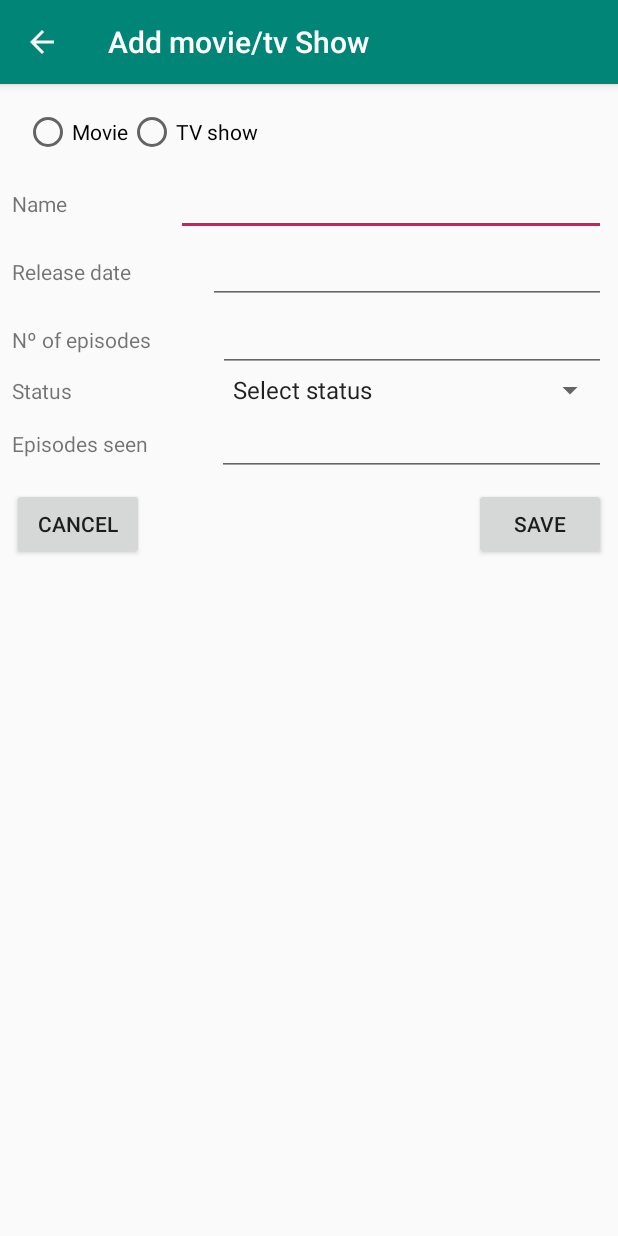
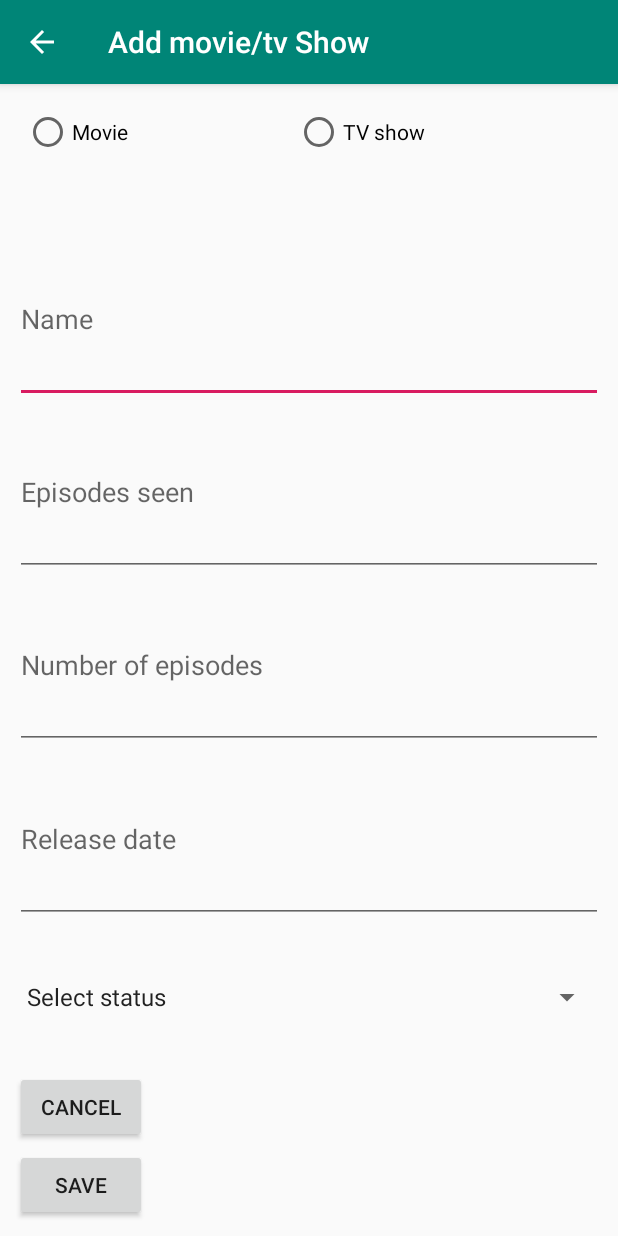
Before and after one commit to NilSilva/FilmesSeries, an Android app: the AdicionarFSActivity screen opened directly, with no data from a screen before it, on a phone screen of 412 x 824 dp. Run offline under Robolectric (Android 15) with nearby library versions, the light colour scheme and no system bars.

Commit message:
Mudei a interface da activity para adicionar um filme/serie.

```diff
--- a/app/src/main/res/layout/content_adicionar_fs.xml
+++ b/app/src/main/res/layout/content_adicionar_fs.xml
@@ -9,30 +9,28 @@
     tools:showIn="@layout/activity_adicionar_fs">
 
     <LinearLayout
-        android:id="@+id/linearLayout"
-        android:layout_width="0dp"
-        android:layout_height="wrap_content"
+        android:layout_width="match_parent"
+        android:layout_height="match_parent"
         android:layout_marginStart="8dp"
         android:layout_marginLeft="8dp"
         android:layout_marginTop="8dp"
         android:layout_marginEnd="8dp"
         android:layout_marginRight="8dp"
+        android:layout_marginBottom="8dp"
         android:orientation="vertical"
+        app:layout_constraintBottom_toBottomOf="parent"
         app:layout_constraintEnd_toEndOf="parent"
         app:layout_constraintStart_toStartOf="parent"
         app:layout_constraintTop_toTopOf="parent">
 
-        <LinearLayout
+        <RadioGroup
+            android:id="@+id/radioGroupAddF"
             android:layout_width="match_parent"
             android:layout_height="wrap_content"
-            android:orientation="horizontal">
-
-            <RadioGroup
-                android:id="@+id/radioGroupAddF"
-                android:layout_width="wrap_content"
-                android:layout_height="wrap_content"
             android:layout_margin="8dp"
-                android:orientation="horizontal">
+            android:orientation="horizontal"
+            tools:layout_editor_absoluteX="16dp"
+            tools:layout_editor_absoluteY="16dp">
 
             <RadioButton
                 android:id="@+id/radioButtonSelectF"
@@ -52,148 +50,99 @@
 
         <TextView
             android:id="@+id/textViewAddFormErr"
-                android:layout_width="wrap_content"
+            android:layout_width="match_parent"
             android:layout_height="wrap_content"
+            android:layout_margin="2dp"
             android:padding="10dp"
             android:textColor="@android:color/holo_red_dark"
+            tools:layout_editor_absoluteX="182dp"
+            tools:layout_editor_absoluteY="8dp"
             tools:text="Selecionar formato" />
-
-        </LinearLayout>
-
-        <LinearLayout
-            android:layout_width="match_parent"
-            android:layout_height="wrap_content"
-            android:layout_weight="1"
-            android:orientation="horizontal">
-
-            <TextView
-                android:id="@+id/textView3"
-                android:layout_width="wrap_content"
-                android:layout_height="wrap_content"
-                android:layout_weight="1"
-                android:text="@string/AddNomeF" />
 
         <EditText
             android:id="@+id/editTextAddNome"
-                android:layout_width="wrap_content"
+            android:layout_width="match_parent"
             android:layout_height="wrap_content"
+            android:layout_margin="2dp"
             android:layout_weight="1"
             android:ems="10"
-                android:inputType="textShortMessage|textAutoCorrect" />
+            android:hint="@string/AddHintNomeF"
+            android:inputType="textShortMessage|textAutoCorrect"
+            tools:layout_editor_absoluteX="118dp"
+            tools:layout_editor_absoluteY="8dp"
+            android:importantForAutofill="no" tools:targetApi="o" />
 
-        </LinearLayout>
+        <EditText
+            android:id="@+id/editTextAddEpiVistos"
+            android:layout_width="match_parent"
+            android:layout_height="wrap_content"
+            android:layout_margin="2dp"
+            android:layout_weight="1"
+            android:ems="10"
+            android:hint="@string/AddHintEpiVistosF"
+            android:inputType="textShortMessage|textAutoCorrect"
+            tools:layout_editor_absoluteX="145dp"
+            tools:layout_editor_absoluteY="167dp"
+            android:importantForAutofill="no" tools:targetApi="o" />
 
-        <LinearLayout
+        <EditText
+            android:id="@+id/editTextAddNum"
             android:layout_width="match_parent"
-            android:layout_height="match_parent"
-            android:orientation="horizontal">
-
-            <TextView
-                android:id="@+id/textView5"
-                android:layout_width="wrap_content"
             android:layout_height="wrap_content"
+            android:layout_margin="2dp"
             android:layout_weight="1"
-                android:text="@string/AddDataF" />
+            android:ems="10"
+            android:hint="@string/AddHintNumF"
+            android:inputType="textShortMessage|textAutoCorrect"
+            tools:layout_editor_absoluteX="146dp"
+            tools:layout_editor_absoluteY="98dp"
+            android:importantForAutofill="no" tools:targetApi="o" />
 
         <EditText
             android:id="@+id/editTextAddData"
-                android:layout_width="wrap_content"
+            android:layout_width="match_parent"
             android:layout_height="wrap_content"
+            android:layout_margin="2dp"
             android:layout_weight="1"
+            android:autofillHints=""
             android:ems="10"
+            android:hint="@string/AddHintDataF"
             android:inputType="textShortMessage|textAutoCorrect"
-                android:autofillHints="" />
-        </LinearLayout>
-
-        <LinearLayout
-            android:layout_width="match_parent"
-            android:layout_height="match_parent"
-            android:layout_weight="1"
-            android:orientation="horizontal">
-
-            <TextView
-                android:id="@+id/textView6"
-                android:layout_width="wrap_content"
-                android:layout_height="wrap_content"
-                android:layout_weight="1"
-                android:text="@string/AddNumF" />
-
-            <EditText
-                android:id="@+id/editTextAddNum"
-                android:layout_width="wrap_content"
-                android:layout_height="wrap_content"
-                android:layout_weight="1"
-                android:ems="10"
-                android:inputType="textShortMessage|textAutoCorrect" />
-        </LinearLayout>
-
-        <LinearLayout
-            android:layout_width="match_parent"
-            android:layout_height="match_parent"
-            android:layout_weight="1"
-            android:orientation="horizontal">
-
-            <TextView
-                android:id="@+id/textView7"
-                android:layout_width="wrap_content"
-                android:layout_height="wrap_content"
-                android:layout_weight="1"
-                android:text="@string/AddEstadoF" />
+            tools:layout_editor_absoluteX="140dp"
+            tools:layout_editor_absoluteY="53dp" tools:targetApi="o" />
 
         <Spinner
             android:id="@+id/spinnerAddF"
-                android:layout_width="wrap_content"
+            android:layout_width="match_parent"
             android:layout_height="wrap_content"
+            android:layout_margin="2dp"
             android:layout_weight="1"
-                android:entries="@array/OpcoesEstado" />
-
-        </LinearLayout>
-
-        <LinearLayout
-            android:layout_width="match_parent"
-            android:layout_height="match_parent"
-            android:layout_weight="1"
-            android:orientation="horizontal">
-
-            <TextView
-                android:id="@+id/textView8"
-                android:layout_width="wrap_content"
-                android:layout_height="wrap_content"
-                android:layout_weight="1"
-                android:text="@string/AddEpiVistosF" />
-
-            <EditText
-                android:id="@+id/editTextAddEpiVistos"
-                android:layout_width="wrap_content"
-                android:layout_height="wrap_content"
-                android:layout_weight="1"
-                android:ems="10"
-                android:inputType="textShortMessage|textAutoCorrect" />
-        </LinearLayout>
-
-    </LinearLayout>
+            android:entries="@array/OpcoesEstado"
+            tools:layout_editor_absoluteX="146dp"
+            tools:layout_editor_absoluteY="143dp" />
 
         <Button
             android:id="@+id/buttonAddCancelar"
             android:layout_width="wrap_content"
             android:layout_height="wrap_content"
+            android:layout_margin="2dp"
             android:layout_marginStart="8dp"
-        android:layout_marginLeft="8dp"
-        android:layout_marginTop="8dp"
+            android:onClick="AddCancelarF"
             android:text="@string/AddCancelarF"
             app:layout_constraintStart_toStartOf="parent"
-        app:layout_constraintTop_toBottomOf="@+id/linearLayout"
-        android:onClick="AddCancelarF"/>
+            tools:layout_editor_absoluteY="16dp"
+            android:layout_marginLeft="8dp" />
 
         <Button
             android:id="@+id/buttonAddGuardar"
             android:layout_width="wrap_content"
             android:layout_height="wrap_content"
-        android:layout_marginTop="8dp"
+            android:layout_margin="2dp"
             android:layout_marginEnd="8dp"
-        android:layout_marginRight="8dp"
+            android:onClick="AddGuardarF"
             android:text="@string/AddGuardarF"
             app:layout_constraintEnd_toEndOf="parent"
-        app:layout_constraintTop_toBottomOf="@+id/linearLayout"
-        android:onClick="AddGuardarF"/>
+            tools:layout_editor_absoluteY="16dp"
+            android:layout_marginRight="8dp" />
+    </LinearLayout>
 </androidx.constraintlayout.widget.ConstraintLayout>
--- a/app/src/main/res/values/strings.xml
+++ b/app/src/main/res/values/strings.xml
@@ -23,12 +23,11 @@
     <string name="Sucesso">Data successfully saved</string>
     <string name="AddFormF">Movie</string>
     <string name="AddFormS">TV show</string>
-    <string name="AddNomeF">Name</string>
-    <string name="AddDataF">Release date</string>
-    <string name="AddNumF">Nº of episodes</string>
-    <string name="AddEstadoF">Status</string>
+    <string name="AddHintNomeF">Name</string>
+    <string name="AddHintDataF">Release date</string>
+    <string name="AddHintNumF">Number of episodes</string>
+    <string name="AddHintEpiVistosF">Episodes seen</string>
+    <string name="AddGuardarF">Save</string>
     <string name="AddCancelarF">Cancel</string>
-    <string name="AddGuardarF">Save</string>
-    <string name="AddEpiVistosF">Episodes seen</string>
 
 </resources>
```
Also changed, not shown: 1 other file. Lines whose indentation alone changed are shown as unchanged.
